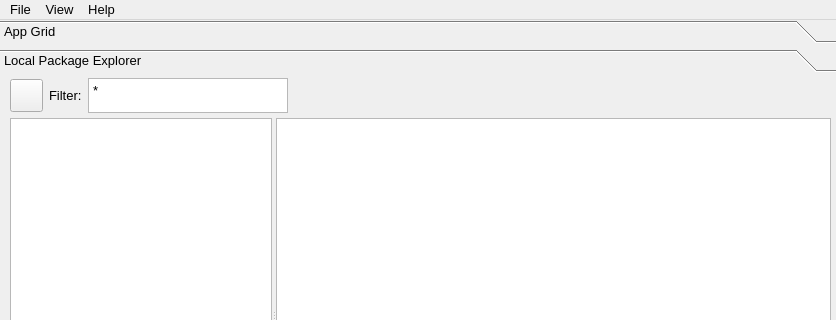
goszpeti/conan_explorer, file src/conan_app_launcher/ui/main.ui: the form before one commit; both pictures show x 0 to 836 and y 0 to 320 of the 836 by 697 pixel window.
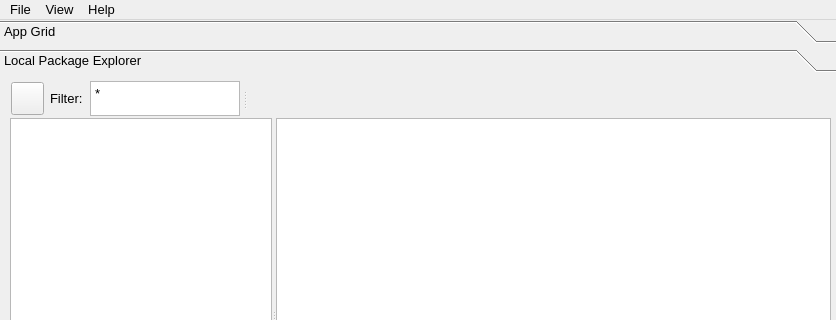
The form after the commit. The open tabs and pages were chosen to show the change. Icons and pictures are not drawn.

What changed in the file:
```diff
--- a/src/conan_app_launcher/ui/main.ui
+++ b/src/conan_app_launcher/ui/main.ui
@@ -529,21 +529,15 @@
          </property>
         </widget>
        </widget>
-       <widget class="QWidget" name="">
-        <property name="geometry">
-         <rect>
-          <x>10</x>
-          <y>0</y>
-          <width>821</width>
-          <height>41</height>
-         </rect>
-        </property>
-        <layout class="QHBoxLayout" name="horizontalLayout">
-         <property name="sizeConstraint">
-          <enum>QLayout::SetMinAndMaxSize</enum>
-         </property>
-         <item>
           <widget class="QPushButton" name="refresh_button">
+        <property name="geometry">
+         <rect>
+          <x>11</x>
+          <y>4</y>
+          <width>33</width>
+          <height>33</height>
+         </rect>
+        </property>
            <property name="sizePolicy">
             <sizepolicy hsizetype="Fixed" vsizetype="Fixed">
              <horstretch>0</horstretch>
@@ -569,9 +563,15 @@
             <string/>
            </property>
           </widget>
-         </item>
-         <item>
           <widget class="QLabel" name="package_filter_label">
+        <property name="geometry">
+         <rect>
+          <x>50</x>
+          <y>3</y>
+          <width>34</width>
+          <height>35</height>
+         </rect>
+        </property>
            <property name="sizePolicy">
             <sizepolicy hsizetype="Fixed" vsizetype="Preferred">
              <horstretch>0</horstretch>
@@ -594,27 +594,43 @@
             <string>Filter:</string>
            </property>
           </widget>
-         </item>
-         <item>
+       <widget class="QSplitter" name="splitter_filter">
+        <property name="geometry">
+         <rect>
+          <x>90</x>
+          <y>3</y>
+          <width>731</width>
+          <height>35</height>
+         </rect>
+        </property>
+        <property name="orientation">
+         <enum>Qt::Horizontal</enum>
+        </property>
+        <property name="handleWidth">
+         <number>10</number>
+        </property>
+        <property name="childrenCollapsible">
+         <bool>false</bool>
+        </property>
           <widget class="QTextEdit" name="package_filter_edit">
            <property name="enabled">
             <bool>true</bool>
            </property>
            <property name="sizePolicy">
-            <sizepolicy hsizetype="MinimumExpanding" vsizetype="Minimum">
+          <sizepolicy hsizetype="Preferred" vsizetype="Minimum">
              <horstretch>0</horstretch>
              <verstretch>0</verstretch>
             </sizepolicy>
            </property>
            <property name="minimumSize">
             <size>
-             <width>100</width>
+           <width>150</width>
              <height>35</height>
             </size>
            </property>
            <property name="maximumSize">
             <size>
-             <width>200</width>
+           <width>400</width>
              <height>35</height>
             </size>
            </property>
@@ -632,18 +648,16 @@
 &lt;p style=&quot; margin-top:0px; margin-bottom:0px; margin-left:0px; margin-right:0px; -qt-block-indent:0; text-indent:0px;&quot;&gt;*&lt;/p&gt;&lt;/body&gt;&lt;/html&gt;</string>
            </property>
           </widget>
-         </item>
-         <item>
           <widget class="QLabel" name="package_path_label">
            <property name="sizePolicy">
             <sizepolicy hsizetype="Preferred" vsizetype="Fixed">
-             <horstretch>0</horstretch>
+           <horstretch>5</horstretch>
              <verstretch>0</verstretch>
             </sizepolicy>
            </property>
            <property name="minimumSize">
             <size>
-             <width>0</width>
+           <width>300</width>
              <height>35</height>
             </size>
            </property>
@@ -672,8 +686,6 @@
             <set>Qt::LinksAccessibleByMouse|Qt::TextSelectableByKeyboard|Qt::TextSelectableByMouse</set>
            </property>
           </widget>
-         </item>
-        </layout>
        </widget>
       </widget>
      </widget>
```
Left out of the diff: 9 changed lines with no effect on the pictures. Lines whose indentation alone changed are shown as unchanged.
